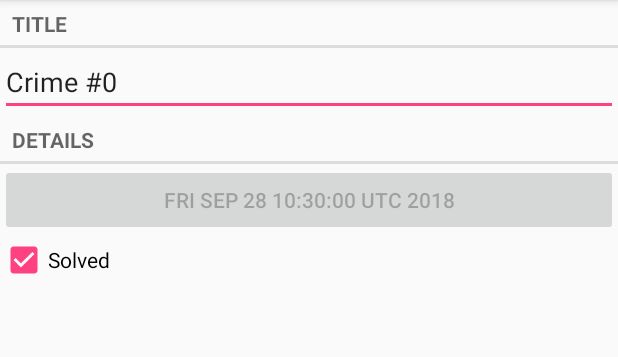
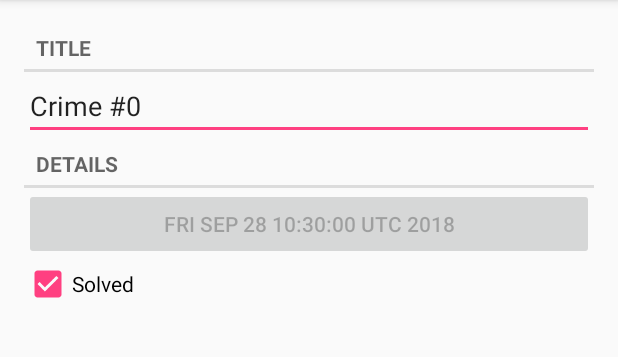
Before and after one commit to semenyutenko/CriminalIntent, an Android app: the CrimeFragment screen opened directly, with no data from a screen before it, on a phone screen of 412 x 824 dp, the part 84-441 px from its top. Run offline under Robolectric (Android 15) with nearby library versions, the phone set to English and light mode, and no system bars.

```diff
--- a/app/src/main/res/layout/activity_crime_pager.xml
+++ b/app/src/main/res/layout/activity_crime_pager.xml
@@ -4,5 +4,4 @@
     android:id="@+id/crime_view_pager"
     android:layout_width="match_parent"
     android:layout_height="match_parent">
-
 </android.support.v4.view.ViewPager>
--- a/app/src/main/res/layout/fragment_crime.xml
+++ b/app/src/main/res/layout/fragment_crime.xml
@@ -3,7 +3,7 @@
     android:orientation="vertical"
     android:layout_width="match_parent"
     android:layout_height="match_parent"
-    android:layout_margin="16dp">
+    android:padding="16dp">
 
     <TextView
         style="?android:listSeparatorTextViewStyle"
```
